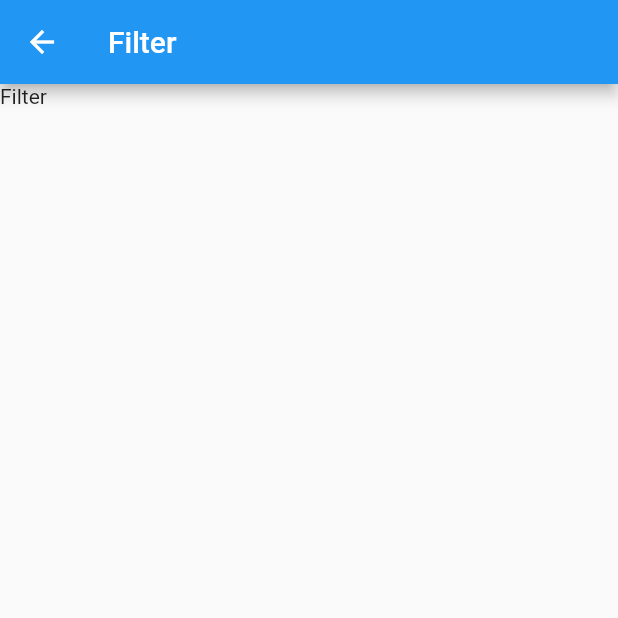
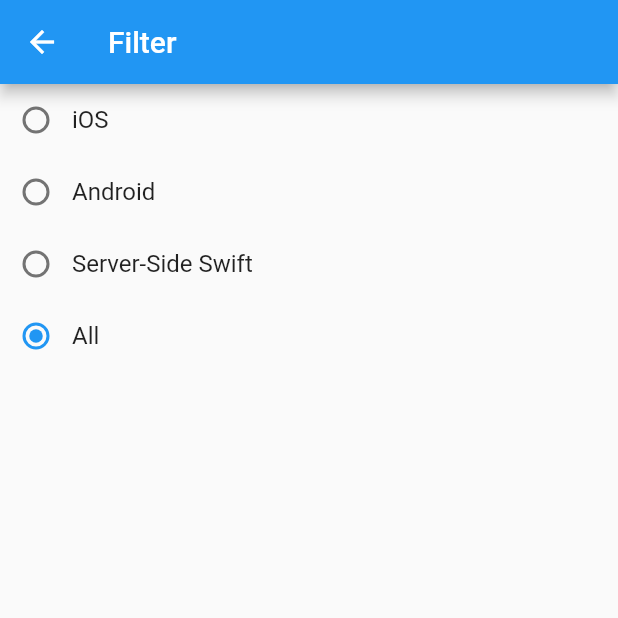
Before and after one commit to Djumabaevs/rays_project, a Flutter app: the FilterPage screen opened directly, on a phone screen of 412 x 824 dp, the top half of it. Run offline on Flutter 3.47's test engine with Material 2 defaults, Android fonts, the phone set to English and light mode, and no system bars; network calls fail.

Commit message:
filter page

```diff
--- a/lib/ui/filter/filter_page.dart
+++ b/lib/ui/filter/filter_page.dart
@@ -1,4 +1,6 @@
 import 'package:flutter/material.dart';
+import 'package:rays_project/constants.dart';
+import 'package:rays_project/ui/filter/filter_widget.dart';
 import '../../strings.dart';
 
 class FilterPage extends StatefulWidget {
@@ -9,13 +11,45 @@ class FilterPage extends StatefulWidget {
 }
 
 class _FilterPageState extends State<FilterPage> {
+  int _filterValue = Constants.allFilter;
+
   @override
   Widget build(BuildContext context) {
     return Scaffold(
       appBar: AppBar(
         title: Text(Strings.filter),
       ),
-      body: const Text('Filter'),
+      body: Column(
+        mainAxisAlignment: MainAxisAlignment.start,
+        children: [
+          FilterWidget(
+              value: Constants.iosFilter,
+              groupValue: _filterValue,
+              onChanged: _handleRadioValueChange,
+              text: Strings.ios),
+          FilterWidget(
+              value: Constants.androidFilter,
+              groupValue: _filterValue,
+              onChanged: _handleRadioValueChange,
+              text: Strings.android),
+          FilterWidget(
+              value: Constants.sssFilter,
+              groupValue: _filterValue,
+              onChanged: _handleRadioValueChange,
+              text: Strings.sss),
+          FilterWidget(
+              value: Constants.allFilter,
+              groupValue: _filterValue,
+              onChanged: _handleRadioValueChange,
+              text: Strings.all),
+        ],
+      ),
     );
   }
+
+  void _handleRadioValueChange(int? value) {
+    setState(() {
+      _filterValue = value ?? 0;
+    });
+  }
 }
--- a/lib/ui/filter/filter_widget.dart
+++ b/lib/ui/filter/filter_widget.dart
@@ -6,17 +6,24 @@ class FilterWidget extends StatelessWidget {
   final ValueChanged<int?> onChanged;
   final String text;
 
-  const FilterWidget({
-    Key? key,
-    required this.value,
-    required this.groupValue,
-    required this.onChanged,
-    required this.text }) : super(key: key);
+  const FilterWidget(
+      {Key? key,
+      required this.value,
+      required this.groupValue,
+      required this.onChanged,
+      required this.text})
+      : super(key: key);
 
   @override
   Widget build(BuildContext context) {
-    return Container(
-
+    return Row(
+      children: [
+        Radio(value: value, groupValue: groupValue, onChanged: onChanged),
+        Text(
+          text,
+          style: const TextStyle(fontSize: 16.0),
+        ),
+      ],
     );
   }
 }
```
